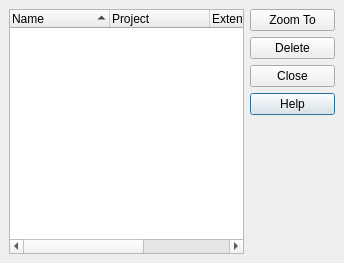
Qt form src/ui/qgsbookmarksbase.ui (qgis/QGIS) before a commit.
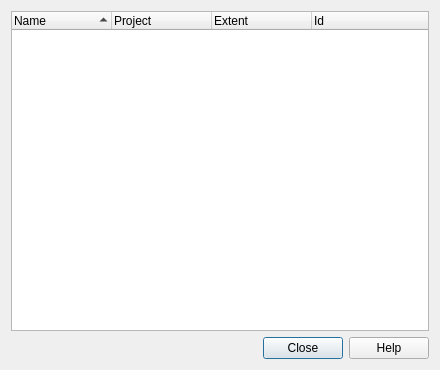
The same form after that commit.

Commit message:
Numerous changes in GUI HIG revision:  - use buttonbox instead of free roaming buttons  - All labels updated for consistency  - improve alignment and layouts for unique vale, cont col, etc in vector props  - use style sheets in vect and raster properties and update these reports so they are visually consistent with each other  - In qgsabout clean up layout and also show addition info relating to qt db and image plugins in providers tab (which will be renamed)
Please note this work is ongoing and not the final product yet.

Patch:
```diff
--- a/src/ui/qgsbookmarksbase.ui
+++ b/src/ui/qgsbookmarksbase.ui
@@ -5,37 +5,15 @@
    <rect>
     <x>0</x>
     <y>0</y>
-    <width>344</width>
-    <height>263</height>
+    <width>440</width>
+    <height>370</height>
    </rect>
   </property>
   <property name="windowTitle" >
    <string>Geospatial Bookmarks</string>
   </property>
   <layout class="QGridLayout" >
-   <property name="margin" >
-    <number>9</number>
-   </property>
-   <property name="spacing" >
-    <number>6</number>
-   </property>
-   <item row="4" column="1" >
-    <spacer>
-     <property name="orientation" >
-      <enum>Qt::Vertical</enum>
-     </property>
-     <property name="sizeType" >
-      <enum>QSizePolicy::Expanding</enum>
-     </property>
-     <property name="sizeHint" >
-      <size>
-       <width>85</width>
-       <height>109</height>
-      </size>
-     </property>
-    </spacer>
-   </item>
-   <item rowspan="5" row="0" column="0" >
+   <item row="0" column="0" >
     <widget class="QTreeWidget" name="lstBookmarks" >
      <property name="rootIsDecorated" >
       <bool>false</bool>
@@ -68,40 +46,10 @@
      </column>
     </widget>
    </item>
-   <item row="3" column="1" >
-    <widget class="QPushButton" name="btnHelp" >
-     <property name="text" >
-      <string>Help</string>
-     </property>
-    </widget>
-   </item>
-   <item row="2" column="1" >
-    <widget class="QPushButton" name="btnClose" >
-     <property name="toolTip" >
-      <string>Close the dialog</string>
-     </property>
-     <property name="text" >
-      <string>Close</string>
-     </property>
-    </widget>
-   </item>
-   <item row="1" column="1" >
-    <widget class="QPushButton" name="btnDelete" >
-     <property name="toolTip" >
-      <string>Delete the currently selected bookmark</string>
-     </property>
-     <property name="text" >
-      <string>Delete</string>
-     </property>
-    </widget>
-   </item>
-   <item row="0" column="1" >
-    <widget class="QPushButton" name="btnZoomTo" >
-     <property name="toolTip" >
-      <string>Zoom to the currently selected bookmark</string>
-     </property>
-     <property name="text" >
-      <string>Zoom To</string>
+   <item row="1" column="0" >
+    <widget class="QDialogButtonBox" name="buttonBox" >
+     <property name="standardButtons" >
+      <set>QDialogButtonBox::Close|QDialogButtonBox::Help|QDialogButtonBox::NoButton</set>
      </property>
     </widget>
    </item>
```
Left out of the diff: 25 changed lines with no effect on the pictures. The commit also changes 29 other files.
